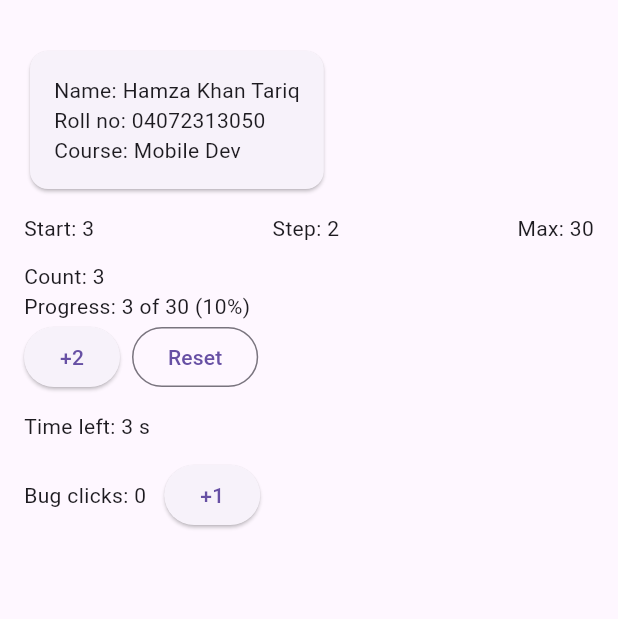
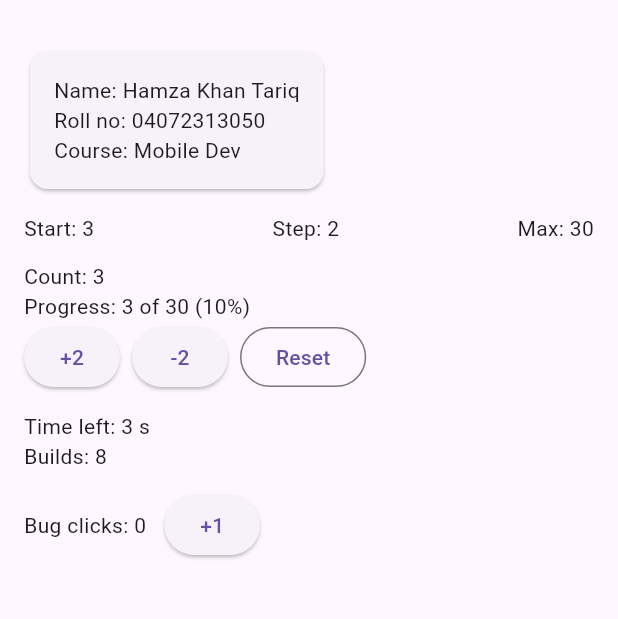
Before and after one commit to TheKatanaBearer/mobile-application-development, a Flutter app: the screen it shows after launch, on a phone screen of 412 x 824 dp, the part 63-682 px from its top. Run offline on Flutter 3.47's test engine with Material 3 defaults, Android fonts, the light colour scheme and no system bars.

Commit message:
Flutter lab: step 10

```diff
--- a/lab_task_6/flutter_lab/lib/main.dart
+++ b/lab_task_6/flutter_lab/lib/main.dart
@@ -29,6 +29,7 @@
 
 void main() => runApp(const LabApp());
 
+// Stateless: LabApp only wraps the app and never changes.
 // Keep the name LabApp and its const constructor: the checker uses them.
 class LabApp extends StatelessWidget {
   const LabApp({super.key});
@@ -49,6 +50,8 @@
 // Think (Step 3): the tree is LabApp > MaterialApp > HomePage > Scaffold >
 // SingleChildScrollView > Column > Row > Text('Max: ..'). Counting LabApp
 // as level 1, the Max text is 8 levels deep.
+//
+// Stateless: HomePage only lays out the page and holds no changing data.
 class HomePage extends StatelessWidget {
   const HomePage({super.key});
 
@@ -87,6 +90,8 @@
 // Think: the fields are final because a StatelessWidget never changes after
 // it is created. Without final, the analyzer warns that the fields of an
 // immutable widget class must be final.
+//
+// Stateless: StudentCard only shows the values it was given.
 class StudentCard extends StatelessWidget {
   final String name;
   final String roll;
@@ -117,45 +122,12 @@
   }
 }
 
-
-class BuggyCounter extends StatefulWidget {
-  const BuggyCounter({super.key});
-
-  @override
-  State<BuggyCounter> createState() => _BuggyCounterState();
-}
-
-// Think (Step 7): after three taps _clicks inside the State was 3, but the
-// screen still showed 0, because nothing told Flutter to call build again.
-// setState changes the value and then schedules the rebuild
-class _BuggyCounterState extends State<BuggyCounter> {
-  int _clicks = 0;
-
-  @override
- Widget build(BuildContext context) {
-    return Row(
-      children: [
-        Text('Bug clicks: $_clicks', key: const Key('bug-text')),
-        const SizedBox(width: 12),
-        ElevatedButton(
-          key: const Key('bug-button'),
-          onPressed: () {
-            setState(() {
-              _clicks += bugStep;
-            });
-          },
-          child: Text('+$bugStep'),
-        ),
-      ],
-    );
-  }
-}
-
-
 // Think (Step 4): GoalBanner does not need setState because it is a
 // StatelessWidget: its count and max are final and never change inside it.
 // To show a new count, the parent has to build a new GoalBanner and pass
 // the new number in.
+//
+// Stateless: GoalBanner only displays the count its parent passes in.
 class GoalBanner extends StatelessWidget {
   final int count;
   final int max;
@@ -172,13 +144,12 @@
   }
 }
 
-
 // Think (Step 5): Tally has no fields that change, but _TallyState does.
 // There are two classes because the widget is only a configuration that
 // Flutter throws away and recreates often, while the State object is the
 // memory that stays alive, so _count survives each rebuild.
-
-
+//
+// Stateful: Tally needs a count that changes when buttons are tapped.
 class Tally extends StatefulWidget {
   const Tally({super.key});
 
@@ -191,26 +162,24 @@
 // starts the app from scratch, so the count goes back to startCount. The
 // widget is only the configuration, while the State is the memory that
 // survives a hot reload but not a hot restart.
-
 class _TallyState extends State<Tally> {
   int _count = startCount;
 
   void _plus() {
-     setState(() {
+    setState(() {
       _count += stepSize;
       if (_count > maxCount) _count = maxCount;
     });
   }
 
-
-    void _minus() {
+  void _minus() {
     setState(() {
       _count -= stepSize;
       if (_count < 0) _count = 0;
     });
   }
 
-   void _reset() {
+  void _reset() {
     setState(() {
       _count = startCount;
     });
@@ -230,7 +199,13 @@
               onPressed: _plus,
               child: Text('+$stepSize'),
             ),
-                const SizedBox(width: 8),
+            const SizedBox(width: 8),
+            ElevatedButton(
+              key: const Key('minus'),
+              onPressed: _minus,
+              child: Text('-$stepSize'),
+            ),
+            const SizedBox(width: 8),
             OutlinedButton(
               key: const Key('reset'),
               onPressed: _reset,
@@ -241,47 +216,18 @@
       ],
     );
   }
-
 }
-
 
 // Think (Step 8): without _timer.cancel() in dispose, the timer keeps
 // ticking after the widget is removed and calls setState on a State that no
 // longer exists. The console shows "setState() called after dispose()".
+//
+// Stateful: Countdown needs a number that changes every second.
 class Countdown extends StatefulWidget {
   const Countdown({super.key});
 
   @override
   State<Countdown> createState() => _CountdownState();
-}
-
-class _CountdownState extends State<Countdown> {
-  late int _left;
-  late Timer _timer;
-
-  @override
-  void initState() {
-    super.initState();
-    _left = startSeconds;
-    _timer = Timer.periodic(const Duration(seconds: 1), (timer) {
-      setState(() => _left--);
-      if (_left <= 0) timer.cancel(); // stop at zero
-    });
-  }
-
-  @override
-  void dispose() {
-    _timer.cancel();
-    super.dispose();
-  }
-
-  @override
-  Widget build(BuildContext context) {
-    if (_left > 0) {
-      return Text('Time left: $_left s', key: const Key('time-left'));
-    }
-    return const Text('Time is up!', key: Key('time-left'));
-  }
 }
 
 // Think (Step 9): it goes up by one per second because each timer tick
@@ -326,3 +272,38 @@
     );
   }
 }
+
+// ---- Provided for Step 7. It has a bug on purpose. Do not rename anything.
+// Stateful: BuggyCounter needs a click count that changes on each tap.
+class BuggyCounter extends StatefulWidget {
+  const BuggyCounter({super.key});
+
+  @override
+  State<BuggyCounter> createState() => _BuggyCounterState();
+}
+
+// Think (Step 7): after three taps _clicks inside the State was 3, but the
+// screen still showed 0, because nothing told Flutter to call build again.
+// setState changes the value and then schedules the rebuild.
+class _BuggyCounterState extends State<BuggyCounter> {
+  int _clicks = 0;
+
+  @override
+  Widget build(BuildContext context) {
+    return Row(
+      children: [
+        Text('Bug clicks: $_clicks', key: const Key('bug-text')),
+        const SizedBox(width: 12),
+        ElevatedButton(
+          key: const Key('bug-button'),
+          onPressed: () {
+            setState(() {
+              _clicks += bugStep;
+            });
+          },
+          child: Text('+$bugStep'),
+        ),
+      ],
+    );
+  }
+}
```
